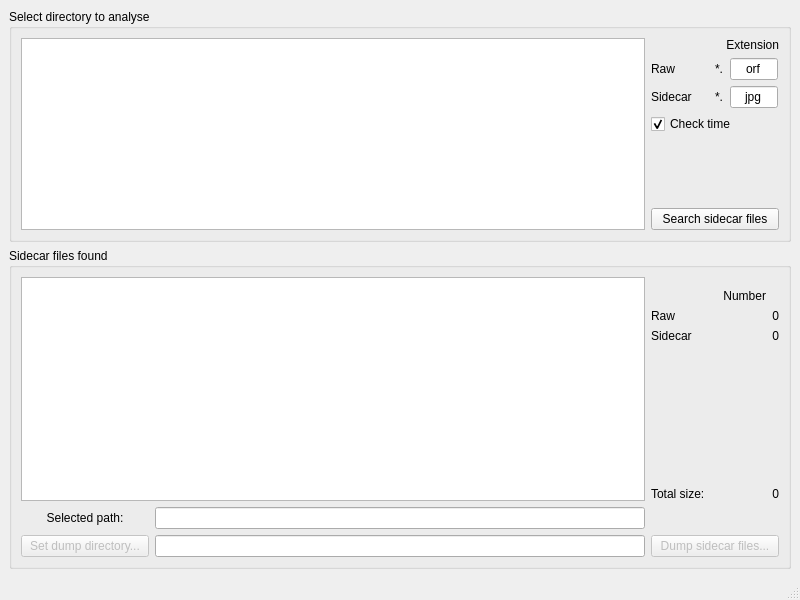
Above: mainwindow.ui from gauvinalexandre/SidecarCleaner before the change. Below: the same form after it.
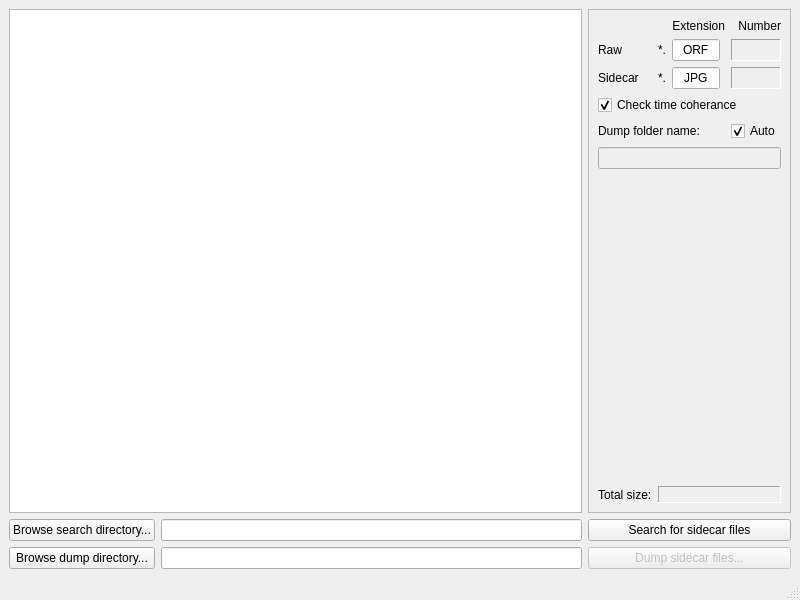
That is the form after the change.

Commit message: massive change in user experience

What changed in the file:
```diff
--- a/mainwindow.ui
+++ b/mainwindow.ui
@@ -2,6 +2,9 @@
 <ui version="4.0">
  <class>MainWindow</class>
  <widget class="QMainWindow" name="MainWindow">
+  <property name="enabled">
+   <bool>true</bool>
+  </property>
   <property name="geometry">
    <rect>
     <x>0</x>
@@ -15,83 +18,198 @@
   </property>
   <widget class="QWidget" name="centralwidget">
    <layout class="QGridLayout" name="gridLayout">
-    <item row="0" column="0">
-     <widget class="QGroupBox" name="groupBox">
-      <property name="title">
-       <string>Select directory to analyse</string>
+    <item row="2" column="0">
+     <widget class="QPushButton" name="browseDumpDirectoryButton">
+      <property name="enabled">
+       <bool>true</bool>
       </property>
-      <layout class="QGridLayout" name="gridLayout_3">
-       <item row="2" column="8">
-        <widget class="QLineEdit" name="sidecarExtensionInput">
+      <property name="sizePolicy">
+       <sizepolicy hsizetype="Minimum" vsizetype="Fixed">
+        <horstretch>0</horstretch>
+        <verstretch>0</verstretch>
+       </sizepolicy>
+      </property>
+      <property name="minimumSize">
+       <size>
+        <width>144</width>
+        <height>0</height>
+       </size>
+      </property>
+      <property name="text">
+       <string>Browse dump directory...</string>
+      </property>
+     </widget>
+    </item>
+    <item row="2" column="1" colspan="2">
+     <widget class="QLineEdit" name="dumpDirectoryInput">
+      <property name="sizePolicy">
+       <sizepolicy hsizetype="Expanding" vsizetype="Fixed">
+        <horstretch>1</horstretch>
+        <verstretch>0</verstretch>
+       </sizepolicy>
+      </property>
+      <property name="autoFillBackground">
+       <bool>false</bool>
+      </property>
+      <property name="readOnly">
+       <bool>false</bool>
+      </property>
+      <property name="clearButtonEnabled">
+       <bool>false</bool>
+      </property>
+     </widget>
+    </item>
+    <item row="1" column="3">
+     <widget class="QPushButton" name="searchSidecarFilesButton">
+      <property name="enabled">
+       <bool>true</bool>
+      </property>
+      <property name="sizePolicy">
+       <sizepolicy hsizetype="Minimum" vsizetype="Fixed">
+        <horstretch>0</horstretch>
+        <verstretch>0</verstretch>
+       </sizepolicy>
+      </property>
+      <property name="minimumSize">
+       <size>
+        <width>192</width>
+        <height>0</height>
+       </size>
+      </property>
+      <property name="text">
+       <string>Search for sidecar files</string>
+      </property>
+      <property name="checkable">
+       <bool>false</bool>
+      </property>
+     </widget>
+    </item>
+    <item row="0" column="0" colspan="3">
+     <widget class="QListWidget" name="searchResultDisplay">
+      <property name="sizePolicy">
+       <sizepolicy hsizetype="MinimumExpanding" vsizetype="Expanding">
+        <horstretch>0</horstretch>
+        <verstretch>0</verstretch>
+       </sizepolicy>
+      </property>
+      <property name="minimumSize">
+       <size>
+        <width>256</width>
+        <height>128</height>
+       </size>
+      </property>
+     </widget>
+    </item>
+    <item row="1" column="0">
+     <widget class="QPushButton" name="browseSearchDirectoryButton">
+      <property name="sizePolicy">
+       <sizepolicy hsizetype="Minimum" vsizetype="Fixed">
+        <horstretch>0</horstretch>
+        <verstretch>0</verstretch>
+       </sizepolicy>
+      </property>
+      <property name="minimumSize">
+       <size>
+        <width>144</width>
+        <height>0</height>
+       </size>
+      </property>
+      <property name="text">
+       <string>Browse search directory...</string>
+      </property>
+     </widget>
+    </item>
+    <item row="2" column="3">
+     <widget class="QPushButton" name="dumpSidecarFilesButton">
+      <property name="enabled">
+       <bool>false</bool>
+      </property>
+      <property name="minimumSize">
+       <size>
+        <width>192</width>
+        <height>0</height>
+       </size>
+      </property>
+      <property name="text">
+       <string>Dump sidecar files...</string>
+      </property>
+     </widget>
+    </item>
+    <item row="1" column="1" colspan="2">
+     <widget class="QLineEdit" name="searchPathInput">
+      <property name="sizePolicy">
+       <sizepolicy hsizetype="Expanding" vsizetype="Fixed">
+        <horstretch>1</horstretch>
+        <verstretch>0</verstretch>
+       </sizepolicy>
+      </property>
+      <property name="autoFillBackground">
+       <bool>false</bool>
+      </property>
+      <property name="readOnly">
+       <bool>false</bool>
+      </property>
+     </widget>
+    </item>
+    <item row="0" column="3">
+     <widget class="QFrame" name="parameterFrame">
+      <property name="frameShape">
+       <enum>QFrame::StyledPanel</enum>
+      </property>
+      <property name="frameShadow">
+       <enum>QFrame::Raised</enum>
+      </property>
+      <layout class="QGridLayout" name="gridLayout_2">
+       <item row="1" column="4">
+        <widget class="QLabel" name="numberRawFilesDisplay">
          <property name="sizePolicy">
-          <sizepolicy hsizetype="Fixed" vsizetype="Fixed">
+          <sizepolicy hsizetype="Minimum" vsizetype="Preferred">
            <horstretch>0</horstretch>
            <verstretch>0</verstretch>
           </sizepolicy>
          </property>
-         <property name="maximumSize">
+         <property name="baseSize">
           <size>
-           <width>48</width>
-           <height>16777215</height>
-          </size>
-         </property>
-         <property name="text">
-          <string>jpg</string>
-         </property>
-         <property name="alignment">
-          <set>Qt::AlignCenter</set>
-         </property>
-        </widget>
-       </item>
-       <item row="2" column="6">
-        <widget class="QLabel" name="label_6">
-         <property name="sizePolicy">
-          <sizepolicy hsizetype="Fixed" vsizetype="Preferred">
-           <horstretch>0</horstretch>
-           <verstretch>0</verstretch>
-          </sizepolicy>
-         </property>
-         <property name="minimumSize">
-          <size>
-           <width>48</width>
+           <width>0</width>
            <height>0</height>
           </size>
          </property>
-         <property name="maximumSize">
-          <size>
-           <width>16777215</width>
-           <height>16777215</height>
-          </size>
+         <property name="font">
+          <font>
+           <family>Consolas</family>
+           <pointsize>10</pointsize>
+           <weight>50</weight>
+           <bold>false</bold>
+          </font>
+         </property>
+         <property name="frameShape">
+          <enum>QFrame::Panel</enum>
+         </property>
+         <property name="frameShadow">
+          <enum>QFrame::Sunken</enum>
+         </property>
+         <property name="lineWidth">
+          <number>1</number>
          </property>
          <property name="text">
-          <string>Sidecar</string>
+          <string/>
+         </property>
+         <property name="alignment">
+          <set>Qt::AlignRight|Qt::AlignTrailing|Qt::AlignVCenter</set>
          </property>
         </widget>
        </item>
-       <item row="4" column="6" rowspan="8" colspan="3">
-        <spacer name="verticalSpacer">
-         <property name="orientation">
-          <enum>Qt::Vertical</enum>
-         </property>
-         <property name="sizeHint" stdset="0">
-          <size>
-           <width>20</width>
-           <height>40</height>
-          </size>
-         </property>
-        </spacer>
-       </item>
-       <item row="1" column="7">
+       <item row="1" column="2">
         <widget class="QLabel" name="label">
          <property name="sizePolicy">
-          <sizepolicy hsizetype="Fixed" vsizetype="Preferred">
+          <sizepolicy hsizetype="Minimum" vsizetype="Preferred">
            <horstretch>0</horstretch>
            <verstretch>0</verstretch>
           </sizepolicy>
          </property>
          <property name="minimumSize">
           <size>
-           <width>16</width>
+           <width>0</width>
            <height>0</height>
           </size>
          </property>
@@ -103,45 +221,35 @@
          </property>
         </widget>
        </item>
-       <item row="12" column="6" colspan="3">
-        <widget class="QPushButton" name="findButton">
+       <item row="2" column="1">
+        <widget class="QLabel" name="label_9">
          <property name="sizePolicy">
-          <sizepolicy hsizetype="Minimum" vsizetype="Fixed">
+          <sizepolicy hsizetype="Minimum" vsizetype="Preferred">
            <horstretch>0</horstretch>
            <verstretch>0</verstretch>
           </sizepolicy>
          </property>
          <property name="minimumSize">
           <size>
-           <width>128</width>
-           <height>0</height>
-          </size>
-         </property>
-         <property name="text">
-          <string>Search sidecar files</string>
-         </property>
-         <property name="checkable">
-          <bool>false</bool>
-         </property>
-        </widget>
-       </item>
-       <item row="0" column="0" rowspan="13" colspan="5">
-        <widget class="QTreeView" name="directorySelectionView">
-         <property name="minimumSize">
-          <size>
            <width>0</width>
            <height>0</height>
           </size>
          </property>
-         <attribute name="headerMinimumSectionSize">
-          <number>200</number>
-         </attribute>
+         <property name="maximumSize">
+          <size>
+           <width>16777215</width>
+           <height>16777215</height>
+          </size>
+         </property>
+         <property name="text">
+          <string>Sidecar</string>
+         </property>
         </widget>
        </item>
-       <item row="0" column="6" colspan="3">
+       <item row="0" column="3">
         <widget class="QLabel" name="label_7">
          <property name="sizePolicy">
-          <sizepolicy hsizetype="Preferred" vsizetype="Preferred">
+          <sizepolicy hsizetype="Minimum" vsizetype="Preferred">
            <horstretch>0</horstretch>
            <verstretch>0</verstretch>
           </sizepolicy>
@@ -160,17 +268,17 @@
          </property>
         </widget>
        </item>
-       <item row="2" column="7">
+       <item row="2" column="2">
         <widget class="QLabel" name="label_4">
          <property name="sizePolicy">
-          <sizepolicy hsizetype="Fixed" vsizetype="Preferred">
+          <sizepolicy hsizetype="Minimum" vsizetype="Preferred">
            <horstretch>0</horstretch>
            <verstretch>0</verstretch>
           </sizepolicy>
          </property>
          <property name="minimumSize">
           <size>
-           <width>16</width>
+           <width>0</width>
            <height>0</height>
           </size>
          </property>
@@ -182,17 +290,17 @@
          </property>
         </widget>
        </item>
-       <item row="1" column="6">
-        <widget class="QLabel" name="label_2">
+       <item row="1" column="1">
+        <widget class="QLabel" name="label_3">
          <property name="sizePolicy">
-          <sizepolicy hsizetype="Fixed" vsizetype="Preferred">
+          <sizepolicy hsizetype="Minimum" vsizetype="Preferred">
            <horstretch>0</horstretch>
            <verstretch>0</verstretch>
           </sizepolicy>
          </property>
          <property name="minimumSize">
           <size>
-           <width>48</width>
+           <width>0</width>
            <height>0</height>
           </size>
          </property>
@@ -207,10 +315,55 @@
          </property>
         </widget>
        </item>
-       <item row="1" column="8">
+       <item row="2" column="4">
+        <widget class="QLabel" name="numberSidecarFilesDisplay">
+         <property name="sizePolicy">
+          <sizepolicy hsizetype="Minimum" vsizetype="Preferred">
+           <horstretch>0</horstretch>
+           <verstretch>0</verstretch>
+          </sizepolicy>
+         </property>
+         <property name="maximumSize">
+          <size>
+           <width>16777215</width>
+           <height>16777215</height>
+          </size>
+         </property>
+         <property name="baseSize">
+          <size>
+           <width>0</width>
+           <height>0</height>
+          </size>
+         </property>
+         <property name="font">
+          <font>
+           <family>Consolas</family>
+           <pointsize>10</pointsize>
+           <weight>50</weight>
+           <bold>false</bold>
+          </font>
+         </property>
+         <property name="frameShape">
+          <enum>QFrame::Panel</enum>
+         </property>
+         <property name="frameShadow">
+          <enum>QFrame::Sunken</enum>
+         </property>
+         <property name="lineWidth">
+          <number>1</number>
+         </property>
+         <property name="text">
+          <string/>
+         </property>
+         <property name="alignment">
+          <set>Qt::AlignRight|Qt::AlignTrailing|Qt::AlignVCenter</set>
+         </property>
+        </widget>
+       </item>
+       <item row="1" column="3">
         <widget class="QLineEdit" name="rawExtensionInput">
          <property name="sizePolicy">
-          <sizepolicy hsizetype="Fixed" vsizetype="Fixed">
+          <sizepolicy hsizetype="Minimum" vsizetype="Fixed">
            <horstretch>0</horstretch>
            <verstretch>0</verstretch>
           </sizepolicy>
@@ -222,252 +375,204 @@
           </size>
          </property>
          <property name="text">
-          <string>orf</string>
+          <string>ORF</string>
          </property>
+         <property name="echoMode">
+          <enum>QLineEdit::Normal</enum>
+         </property>
          <property name="alignment">
           <set>Qt::AlignCenter</set>
          </property>
         </widget>
        </item>
-       <item row="3" column="6" colspan="3">
+       <item row="0" column="4">
+        <widget class="QLabel" name="label_11">
+         <property name="sizePolicy">
+          <sizepolicy hsizetype="Minimum" vsizetype="Preferred">
+           <horstretch>0</horstretch>
+           <verstretch>0</verstretch>
+          </sizepolicy>
+         </property>
+         <property name="minimumSize">
+          <size>
+           <width>48</width>
+           <height>0</height>
+          </size>
+         </property>
+         <property name="text">
+          <string>Number</string>
+         </property>
+         <property name="alignment">
+          <set>Qt::AlignRight|Qt::AlignTrailing|Qt::AlignVCenter</set>
+         </property>
+        </widget>
+       </item>
+       <item row="2" column="3">
+        <widget class="QLineEdit" name="sidecarExtensionInput">
+         <property name="sizePolicy">
+          <sizepolicy hsizetype="Minimum" vsizetype="Fixed">
+           <horstretch>0</horstretch>
+           <verstretch>0</verstretch>
+          </sizepolicy>
+         </property>
+         <property name="maximumSize">
+          <size>
+           <width>48</width>
+           <height>16777215</height>
+          </size>
+         </property>
+         <property name="text">
+          <string>JPG</string>
+         </property>
+         <property name="echoMode">
+          <enum>QLineEdit::Normal</enum>
+         </property>
+         <property name="alignment">
+          <set>Qt::AlignCenter</set>
+         </property>
+        </widget>
+       </item>
+       <item row="5" column="4">
+        <widget class="QCheckBox" name="autoDumpFolderNameOption">
+         <property name="sizePolicy">
+          <sizepolicy hsizetype="Minimum" vsizetype="Fixed">
+           <horstretch>0</horstretch>
+           <verstretch>0</verstretch>
+          </sizepolicy>
+         </property>
+         <property name="text">
+          <string>Auto</string>
+         </property>
+         <property name="checked">
+          <bool>true</bool>
+         </property>
+        </widget>
+       </item>
+       <item row="4" column="1" colspan="4">
         <widget class="QCheckBox" name="timeCoherenceOption">
+         <property name="sizePolicy">
+          <sizepolicy hsizetype="Minimum" vsizetype="Fixed">
+           <horstretch>0</horstretch>
+           <verstretch>0</verstretch>
+          </sizepolicy>
+         </property>
+         <property name="minimumSize">
+          <size>
+           <width>128</width>
+           <height>0</height>
+          </size>
+         </property>
          <property name="toolTip">
           <string>&lt;html&gt;&lt;head/&gt;&lt;body&gt;&lt;p&gt;Only select sidecar files that have the same modification time as its raw file.&lt;/p&gt;&lt;/body&gt;&lt;/html&gt;</string>
          </property>
          <property name="text">
-          <string>Check time</string>
+          <string>Check time coherance</string>
          </property>
          <property name="checked">
           <bool>true</bool>
          </property>
         </widget>
        </item>
-      </layout>
-     </widget>
-    </item>
-    <item row="1" column="0">
-     <widget class="QGroupBox" name="groupBox_2">
-      <property name="title">
-       <string>Sidecar files found</string>
-      </property>
-      <layout class="QGridLayout" name="gridLayout_2">
-       <item row="10" column="0">
-        <widget class="QPushButton" name="setDumpDirectoryButton">
+       <item row="5" column="1" colspan="3">
+        <widget class="QLabel" name="label_2">
+         <property name="sizePolicy">
+          <sizepolicy hsizetype="Minimum" vsizetype="Preferred">
+           <horstretch>0</horstretch>
+           <verstretch>0</verstretch>
+          </sizepolicy>
+         </property>
+         <property name="text">
+          <string>Dump folder name:</string>
+         </property>
+        </widget>
+       </item>
+       <item row="6" column="1" colspan="4">
+        <widget class="QLineEdit" name="dumpFolderNameInput">
          <property name="enabled">
           <bool>false</bool>
          </property>
          <property name="sizePolicy">
-          <sizepolicy hsizetype="Fixed" vsizetype="Fixed">
+          <sizepolicy hsizetype="Minimum" vsizetype="Fixed">
            <horstretch>0</horstretch>
            <verstretch>0</verstretch>
           </sizepolicy>
          </property>
          <property name="minimumSize">
           <size>
-           <width>128</width>
+           <width>0</width>
            <height>0</height>
           </size>
          </property>
-         <property name="text">
-          <string>Set dump directory...</string>
-         </property>
         </widget>
        </item>
-       <item row="8" column="2" colspan="2">
-        <widget class="QLabel" name="label_5">
-         <property name="sizePolicy">
-          <sizepolicy hsizetype="Fixed" vsizetype="Preferred">
-           <horstretch>0</horstretch>
-           <verstretch>0</verstretch>
-          </sizepolicy>
-         </property>
-         <property name="minimumSize">
-          <size>
-           <width>48</width>
-           <height>0</height>
-          </size>
-         </property>
-         <property name="text">
-          <string>Total size:</string>
-         </property>
-        </widget>
-       </item>
-       <item row="3" column="4" colspan="2">
-        <widget class="QLabel" name="numberRawFilesDisplay">
-         <property name="text">
-          <string>0</string>
-         </property>
-         <property name="alignment">
-          <set>Qt::AlignRight|Qt::AlignTrailing|Qt::AlignVCenter</set>
-         </property>
-        </widget>
-       </item>
-       <item row="7" column="2" colspan="4">
+       <item row="11" column="1" colspan="4">
         <spacer name="verticalSpacer_2">
          <property name="orientation">
           <enum>Qt::Vertical</enum>
          </property>
          <property name="sizeHint" stdset="0">
           <size>
-           <width>20</width>
-           <height>40</height>
+           <width>156</width>
+           <height>295</height>
           </size>
          </property>
         </spacer>
        </item>
-       <item row="10" column="1">
-        <widget class="QLineEdit" name="selectedDumpDirectory">
-         <property name="readOnly">
-          <bool>true</bool>
-         </property>
-         <property name="clearButtonEnabled">
-          <bool>false</bool>
-         </property>
-        </widget>
-       </item>
-       <item row="3" column="2">
-        <widget class="QLabel" name="label_3">
-         <property name="sizePolicy">
-          <sizepolicy hsizetype="Fixed" vsizetype="Preferred">
-           <horstretch>0</horstretch>
-           <verstretch>0</verstretch>
-          </sizepolicy>
-         </property>
-         <property name="minimumSize">
-          <size>
-           <width>48</width>
-           <height>0</height>
-          </size>
-         </property>
-         <property name="maximumSize">
-          <size>
-           <width>16777215</width>
-           <height>16777215</height>
-          </size>
-         </property>
-         <property name="text">
-          <string>Raw</string>
-         </property>
-        </widget>
-       </item>
-       <item row="2" column="4">
-        <widget class="QLabel" name="label_11">
-         <property name="sizePolicy">
-          <sizepolicy hsizetype="Minimum" vsizetype="Preferred">
-           <horstretch>0</horstretch>
-           <verstretch>0</verstretch>
-          </sizepolicy>
-         </property>
-         <property name="minimumSize">
-          <size>
-           <width>48</width>
-           <height>0</height>
-          </size>
-         </property>
-         <property name="text">
-          <string>Number</string>
-         </property>
-         <property name="alignment">
-          <set>Qt::AlignRight|Qt::AlignTrailing|Qt::AlignVCenter</set>
-         </property>
-        </widget>
-       </item>
-       <item row="4" column="4" colspan="2">
-        <widget class="QLabel" name="numberSidecarFilesDisplay">
-         <property name="sizePolicy">
-          <sizepolicy hsizetype="Preferred" vsizetype="Preferred">
-           <horstretch>0</horstretch>
-           <verstretch>0</verstretch>
-          </sizepolicy>
-         </property>
-         <property name="text">
-          <string>0</string>
-         </property>
-         <property name="alignment">
-          <set>Qt::AlignRight|Qt::AlignTrailing|Qt::AlignVCenter</set>
-         </property>
-        </widget>
-       </item>
-       <item row="10" column="2" colspan="4">
-        <widget class="QPushButton" name="dumpButton">
-         <property name="enabled">
-          <bool>false</bool>
-         </property>
-         <property name="minimumSize">
-          <size>
-           <width>128</width>
-           <height>0</height>
-          </size>
-         </property>
-         <property name="text">
-          <string>Dump sidecar files...</string>
-         </property>
-        </widget>
-       </item>
-       <item row="0" column="0" rowspan="9" colspan="2">
-        <widget class="QListWidget" name="resultList"/>
-       </item>
-       <item row="8" column="4" colspan="2">
+       <item row="12" column="2" colspan="3">
         <widget class="QLabel" name="totalSizeDisplay">
+         <property name="sizePolicy">
+          <sizepolicy hsizetype="Minimum" vsizetype="Preferred">
+           <horstretch>0</horstretch>
+           <verstretch>0</verstretch>
+          </sizepolicy>
+         </property>
+         <property name="minimumSize">
+          <size>
+           <width>64</width>
+           <height>0</height>
+          </size>
+         </property>
+         <property name="font">
+          <font>
+           <family>Consolas</family>
+           <pointsize>10</pointsize>
+           <weight>50</weight>
+           <bold>false</bold>
+          </font>
+         </property>
+         <property name="frameShape">
+          <enum>QFrame::Panel</enum>
+         </property>
+         <property name="frameShadow">
+          <enum>QFrame::Sunken</enum>
+         </property>
+         <property name="lineWidth">
+          <number>1</number>
+         </property>
          <property name="text">
-          <string>0</string>
+          <string/>
          </property>
          <property name="alignment">
           <set>Qt::AlignRight|Qt::AlignTrailing|Qt::AlignVCenter</set>
          </property>
         </widget>
        </item>
-       <item row="4" column="2">
-        <widget class="QLabel" name="label_9">
+       <item row="12" column="1">
+        <widget class="QLabel" name="label_5">
          <property name="sizePolicy">
-          <sizepolicy hsizetype="Fixed" vsizetype="Preferred">
+          <sizepolicy hsizetype="Minimum" vsizetype="Preferred">
            <horstretch>0</horstretch>
            <verstretch>0</verstretch>
           </sizepolicy>
          </property>
          <property name="minimumSize">
           <size>
-           <width>48</width>
+           <width>32</width>
            <height>0</height>
           </size>
          </property>
-         <property name="maximumSize">
-          <size>
-           <width>16777215</width>
-           <height>16777215</height>
-          </size>
-         </property>
          <property name="text">
-          <string>Sidecar</string>
-         </property>
-        </widget>
-       </item>
-       <item row="9" column="0">
-        <widget class="QLabel" name="label_8">
-         <property name="sizePolicy">
-          <sizepolicy hsizetype="Fixed" vsizetype="Preferred">
-           <horstretch>0</horstretch>
-           <verstretch>0</verstretch>
-          </sizepolicy>
-         </property>
-         <property name="minimumSize">
-          <size>
-           <width>128</width>
-           <height>0</height>
-          </size>
-         </property>
-         <property name="text">
-          <string>Selected path:</string>
-         </property>
-         <property name="alignment">
-          <set>Qt::AlignCenter</set>
-         </property>
-        </widget>
-       </item>
-       <item row="9" column="1">
-        <widget class="QLineEdit" name="selectedSearchPath">
-         <property name="readOnly">
-          <bool>true</bool>
+          <string>Total size:</string>
          </property>
         </widget>
        </item>
```
The commit also changes 2 other files.
